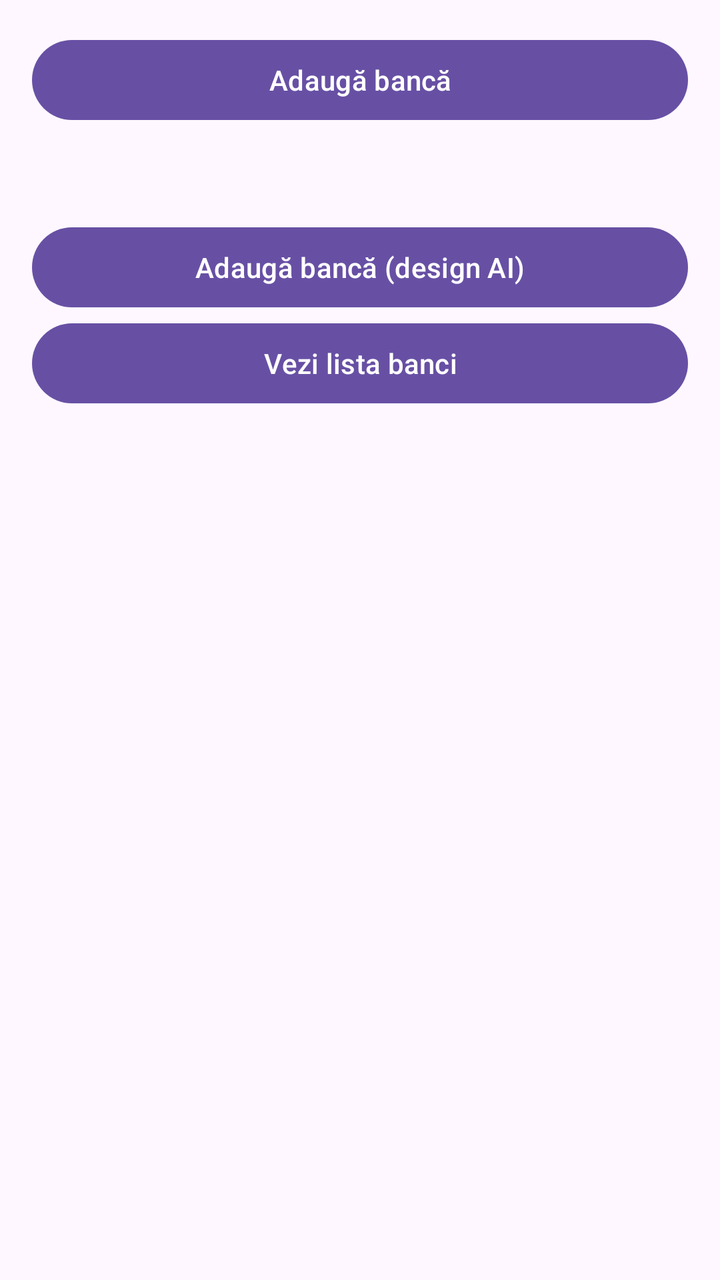
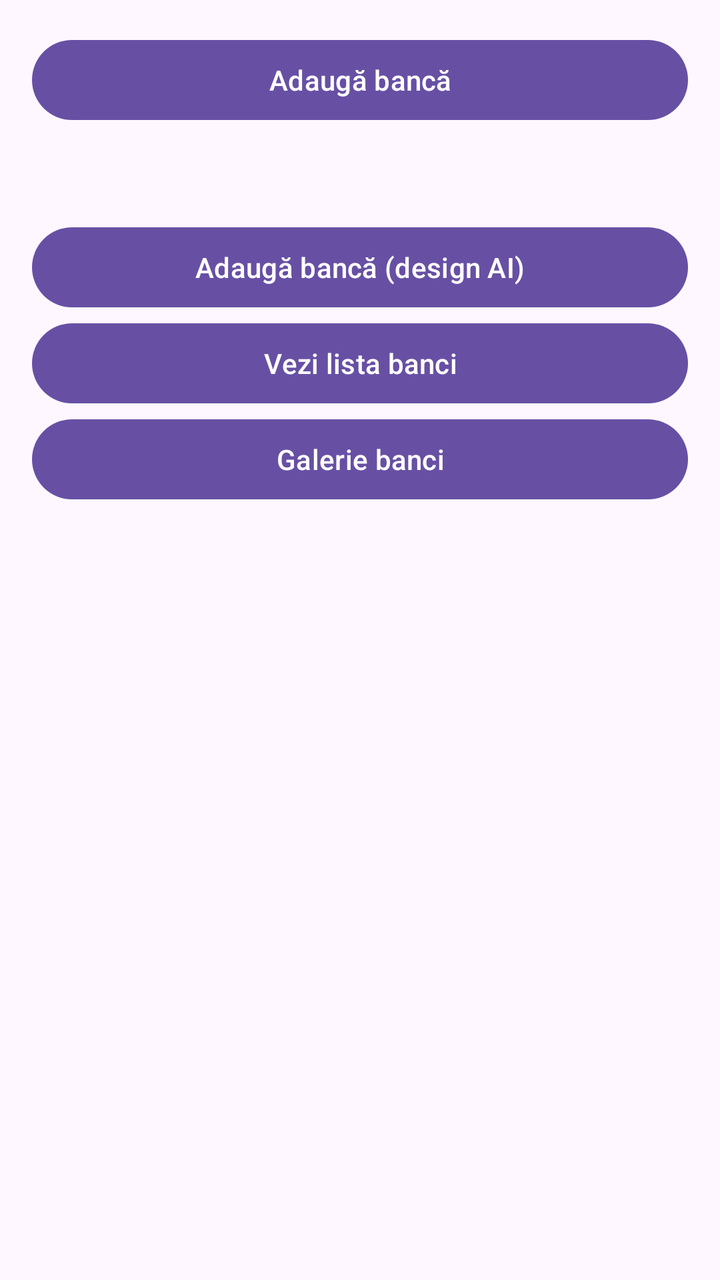

Screens rendered from an Android XML layout before and after an edit, with the pre-edit source and the edit as a unified diff.
<!-- AndroidManifest.xml: application theme Theme.ActivitateDAM -->
<!-- res/layout/activity_main.xml -->
<?xml version="1.0" encoding="utf-8"?>
<LinearLayout xmlns:android="http://schemas.android.com/apk/res/android"
    android:id="@+id/main"
    android:layout_width="match_parent"
    android:layout_height="match_parent"
    android:orientation="vertical"
    android:padding="16dp">

    <Button
        android:id="@+id/btnAdauga"
        android:layout_width="match_parent"
        android:layout_height="wrap_content"
        android:text="Adaugă bancă" />

    <TextView
        android:id="@+id/tvRezultat"
        android:layout_width="match_parent"
        android:layout_height="wrap_content"
        android:layout_marginTop="24dp"
        android:textSize="16sp" />

    <Button
        android:id="@+id/btnAdaugaAI"
        android:layout_width="match_parent"
        android:layout_height="wrap_content"
        android:text="Adaugă bancă (design AI)" />

    <Button
        android:id="@+id/btnVizualizare"
        android:layout_width="match_parent"
        android:layout_height="wrap_content"
        android:text="Vezi lista banci" />
</LinearLayout>
<!-- resources referenced by this layout -->
<resources>
  <style name="Theme.ActivitateDAM" parent="Base.Theme.ActivitateDAM" />
  <style name="Base.Theme.ActivitateDAM" parent="Theme.Material3.DayNight.NoActionBar">
          
          
      </style>
</resources>

<!-- the commit's change to res/layout/activity_main.xml (unified diff, before → after) -->
@@ -30,4 +30,9 @@
         android:layout_width="match_parent"
         android:layout_height="wrap_content"
         android:text="Vezi lista banci" />
+    <Button
+        android:id="@+id/btnGalerie"
+        android:layout_width="match_parent"
+        android:layout_height="wrap_content"
+        android:text="Galerie banci" />
 </LinearLayout>
